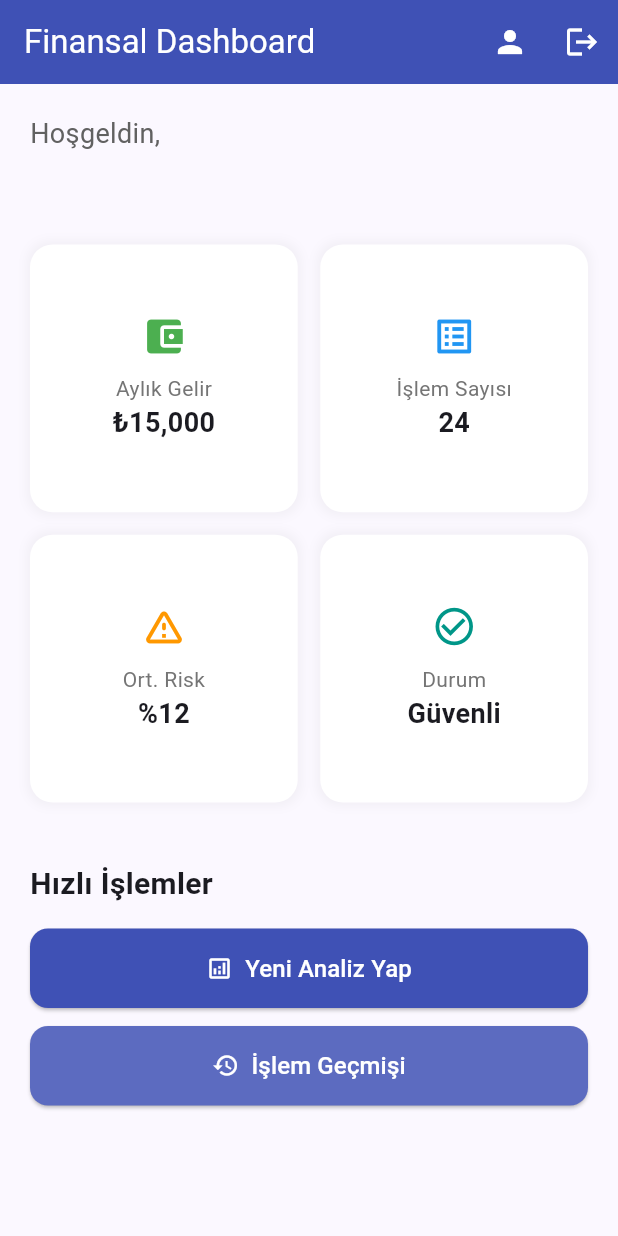
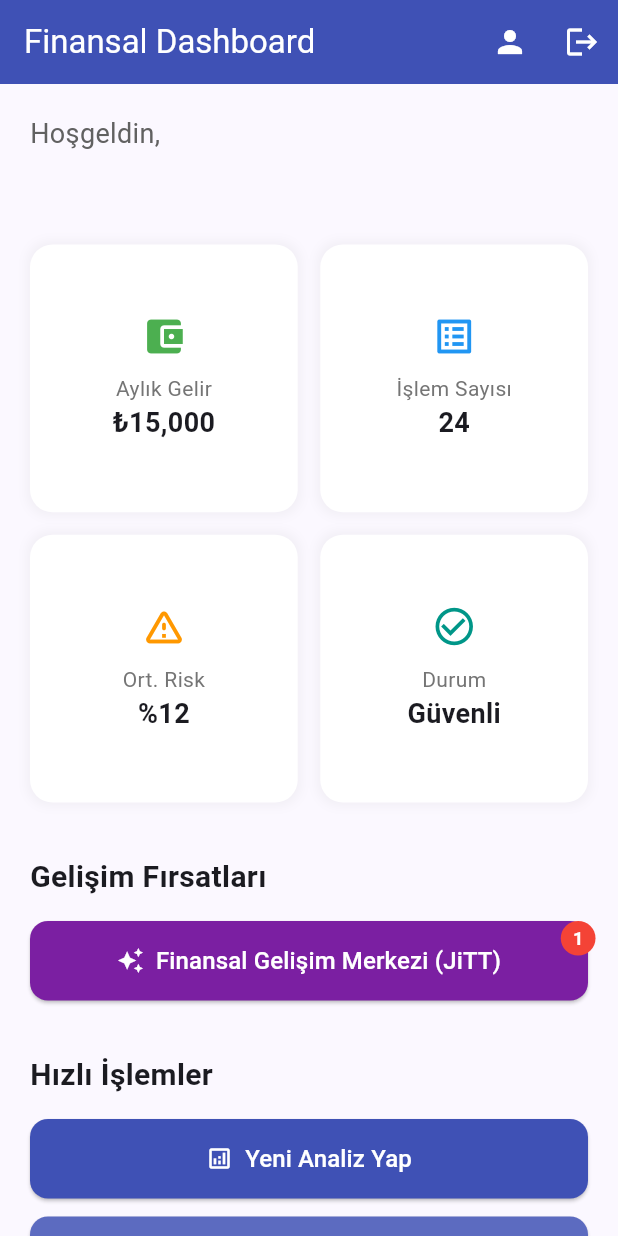
Before and after one commit to MelisaArslantas/Anomali_Projesi, a Flutter app: the screen it shows after launch, after a tap on "Giriş Yap", on a phone screen of 412 x 824 dp. Run offline on Flutter 3.47's test engine with Material 3 defaults, Android fonts, the phone set to English and light mode, and no system bars; network calls fail.

Commit message:
JiTT tabanlı eğitim modülü tasarımı ve dinamik anomali bildirim sistemi eklendi

```diff
--- a/anomali_mobil/lib/screens/dashboard_screen.dart
+++ b/anomali_mobil/lib/screens/dashboard_screen.dart
@@ -2,12 +2,20 @@ import 'package:flutter/material.dart';
 import 'analiz_form_screen.dart';
 import 'gecmis_screen.dart';
 import 'profil.dart';
+import 'jitt.dart';
 
-
-class DashboardScreen extends StatelessWidget {
-  final String userEmail; // Login'den gelen maili göstermek için
+class DashboardScreen extends StatefulWidget { // StatefulWidget'a çevirdik
+  final String userEmail;
 
   const DashboardScreen({super.key, required this.userEmail});
+
+  @override
+  State<DashboardScreen> createState() => _DashboardScreenState();
+}
+
+class _DashboardScreenState extends State<DashboardScreen> {
+  // Rozetin görünüp görünmeyeceğini kontrol eden değişken
+  bool hasNotification = true;
 
   @override
   Widget build(BuildContext context) {
@@ -17,19 +25,17 @@ class DashboardScreen extends StatelessWidget {
         backgroundColor: Colors.indigo,
         foregroundColor: Colors.white,
         actions: [
-          // Profil Butonu
           IconButton(
             icon: const Icon(Icons.person),
             onPressed: () {
               Navigator.push(
                 context,
                 MaterialPageRoute(
-                  builder: (context) => ProfilScreen(userEmail: userEmail),
+                  builder: (context) => ProfilScreen(userEmail: widget.userEmail),
                 ),
               );
             },
           ),
-          // Çıkış Butonu
           IconButton(
             icon: const Icon(Icons.logout),
             onPressed: () => Navigator.pop(context),
@@ -41,18 +47,17 @@ class DashboardScreen extends StatelessWidget {
         child: Column(
           crossAxisAlignment: CrossAxisAlignment.start,
           children: [
-            // Hoşgeldin Bölümü
             Text(
               "Hoşgeldin,",
               style: TextStyle(fontSize: 18, color: Colors.grey[700]),
             ),
             Text(
-              userEmail,
+              widget.userEmail,
               style: const TextStyle(fontSize: 22, fontWeight: FontWeight.bold, color: Colors.indigo),
             ),
             const SizedBox(height: 30),
 
-            // Özet Kartları (Grid şeklinde)
+            // Özet Kartları
             GridView.count(
               shrinkWrap: true,
               physics: const NeverScrollableScrollPhysics(),
@@ -66,9 +71,58 @@ class DashboardScreen extends StatelessWidget {
                 _buildSummaryCard("Durum", "Güvenli", Icons.check_circle_outline, Colors.teal),
               ],
             ),
-            const SizedBox(height: 40),
+            const SizedBox(height: 35),
 
-            // Aksiyon Butonları
+            const Text(
+              "Gelişim Fırsatları",
+              style: TextStyle(fontSize: 20, fontWeight: FontWeight.bold),
+            ),
+            const SizedBox(height: 15),
+
+            Stack(
+              clipBehavior: Clip.none,
+              children: [
+                _buildActionButton(
+                  context,
+                  "Finansal Gelişim Merkezi (JiTT)",
+                  Icons.auto_awesome,
+                  Colors.purple.shade700,
+                  () {
+                    // Sayfaya girerken bildirimi kapatıyoruz
+                    setState(() {
+                      hasNotification = false;
+                    });
+                    Navigator.push(
+                      context,
+                      MaterialPageRoute(builder: (context) => const JittPage())
+                    );
+                  }
+                ),
+                // hasNotification true ise rozeti göster
+                if (hasNotification)
+                  Positioned(
+                    right: -5,
+                    top: -5,
+                    child: Container(
+                      padding: const EdgeInsets.all(8),
+                      decoration: const BoxDecoration(
+                        color: Colors.red,
+                        shape: BoxShape.circle,
+                      ),
+                      child: const Text(
+                        "1",
+                        style: TextStyle(
+                          color: Colors.white,
+                          fontSize: 12,
+                          fontWeight: FontWeight.bold
+                        ),
+                      ),
+                    ),
+                  ),
+              ],
+            ),
+
+            const SizedBox(height: 35),
             const Text(
               "Hızlı İşlemler",
               style: TextStyle(fontSize: 20, fontWeight: FontWeight.bold),
@@ -96,7 +150,6 @@ class DashboardScreen extends StatelessWidget {
     );
   }
 
-  // Özet Kutucukları için Yardımcı Widget
   Widget _buildSummaryCard(String title, String value, IconData icon, Color color) {
     return Container(
       padding: const EdgeInsets.all(15),
@@ -119,7 +172,6 @@ class DashboardScreen extends StatelessWidget {
     );
   }
 
-  // Büyük Butonlar için Yardımcı Widget
   Widget _buildActionButton(BuildContext context, String title, IconData icon, Color color, VoidCallback onTap) {
     return SizedBox(
       width: double.infinity,
```
Also changed, not shown: anomali_mobil/lib/screens/jitt.dart (added, +221 -0 lines), anomali_mobil/lib/screens/quiz_screen.dart (added, +147 -0 lines), 2 other files.
